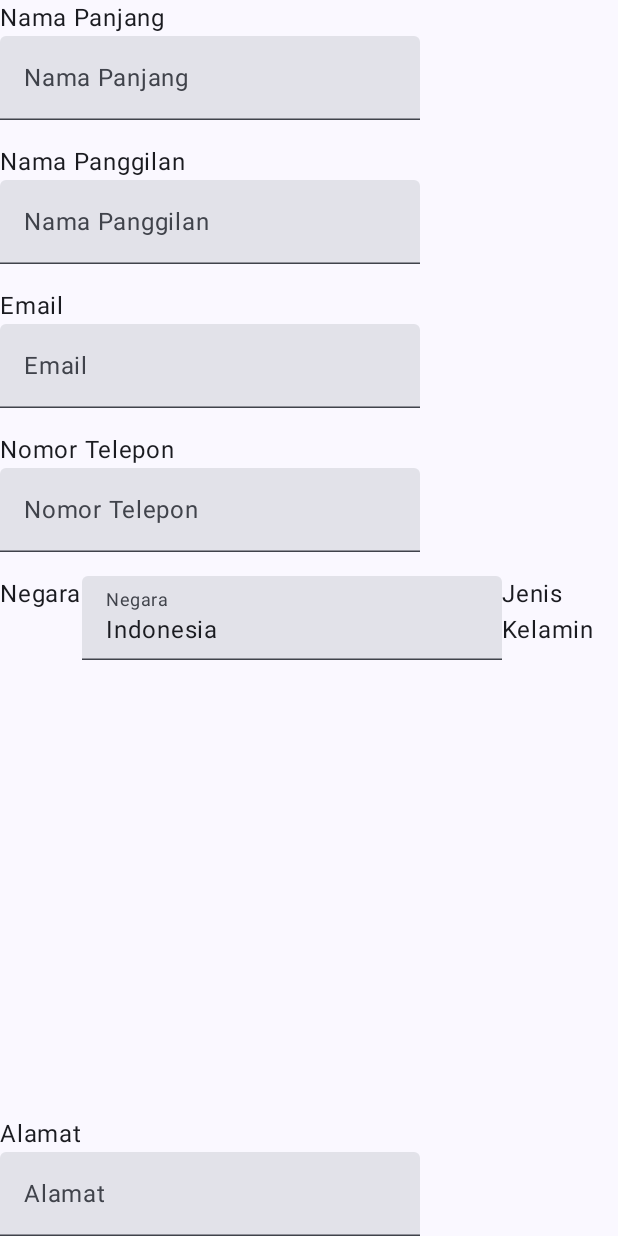
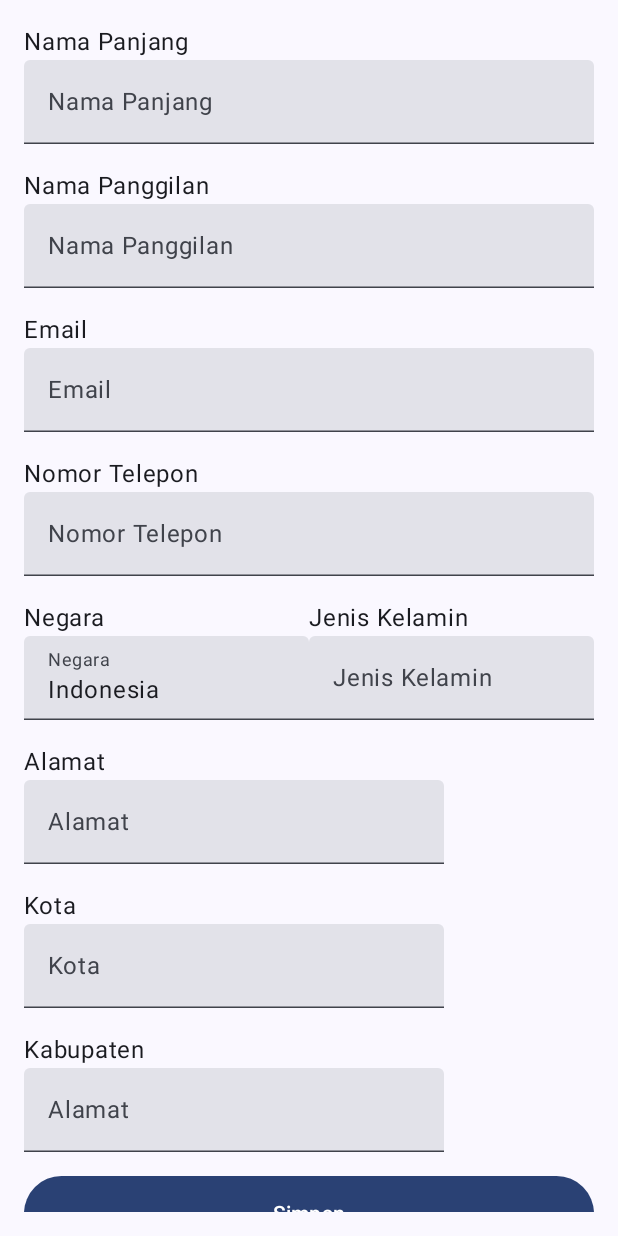
Before and after one commit to hafizhryadi/project-gsc, an Android app built with Jetpack Compose: the ProducenRegister screen opened through its navigation route, on a phone screen of 412 x 824 dp. Run offline under Robolectric (Android 15) with nearby library versions, the phone set to English and light mode, and no system bars; our stand-ins replace Dagger/Hilt's generated code, Firebase (no records; nobody signed in at launch, a user with empty details on screens opened directly).

Commit message:
Update #2.7.1 Fix ProducentRegister

```diff
--- a/app/src/main/java/com/ntz/distributor_app/ui/screens/ProducenRegister.kt
+++ b/app/src/main/java/com/ntz/distributor_app/ui/screens/ProducenRegister.kt
@@ -3,7 +3,11 @@ package com.ntz.distributor_app.ui.screens
 import androidx.compose.foundation.layout.Column
 import androidx.compose.foundation.layout.Row
 import androidx.compose.foundation.layout.Spacer
+import androidx.compose.foundation.layout.fillMaxSize
+import androidx.compose.foundation.layout.fillMaxWidth
 import androidx.compose.foundation.layout.height
+import androidx.compose.foundation.layout.padding
+import androidx.compose.foundation.lazy.LazyColumn
 import androidx.compose.material3.Button
 import androidx.compose.material3.Text
 import androidx.compose.material3.TextButton
@@ -14,30 +18,43 @@ import androidx.compose.runtime.mutableStateOf
 import androidx.compose.runtime.remember
 import androidx.compose.runtime.setValue
 import androidx.compose.ui.Modifier
+import androidx.compose.ui.platform.LocalContext
+import androidx.compose.ui.tooling.preview.Preview
 import androidx.compose.ui.unit.dp
+import androidx.lifecycle.viewmodel.compose.viewModel
 import androidx.navigation.NavController
+import com.google.firebase.auth.FirebaseAuth
+import com.ntz.distributor_app.ui.viewmodel.FirebaseRealtimeProducent
 
 @Composable
 fun ProducenViewData(
-    navController: NavController
+    navController: NavController,
+    firebaseRealtimeProducent: FirebaseRealtimeProducent = viewModel()
 ){
-    var id by remember { mutableStateOf("") }
+    var id by remember { mutableStateOf(FirebaseAuth.getInstance().currentUser?.uid ?: "") }
     var fullname by remember { mutableStateOf("") }
     var nickname by remember { mutableStateOf("") }
-    var email by remember { mutableStateOf("") }
+    var email by remember { mutableStateOf(FirebaseAuth.getInstance().currentUser?.email ?: "") }
     var phoneNumber by remember { mutableStateOf("") }
-    var country by remember { mutableStateOf("") }
+    var country by remember { mutableStateOf("Indonesia") }
     var gender by remember { mutableStateOf("") }
     var address by remember { mutableStateOf("") }
-    var password by remember { mutableStateOf("") }
+    var city by remember { mutableStateOf("") }
+    var regency by remember { mutableStateOf("") }
 
-    // in here is a for data
+    LazyColumn(
+        modifier = Modifier
+            .fillMaxSize()
+            .padding(16.dp)
+    ) {
+        item {
             Column {
                 Text("Nama Panjang")
                 TextField(
                     value = fullname,
                     onValueChange = { fullname = it },
-            label = { Text("Nama Panjang") }
+                    label = { Text("Nama Panjang") },
+                    modifier = Modifier.fillMaxWidth()
                 )
                 Spacer(modifier = Modifier.height(16.dp))
 
@@ -45,7 +62,8 @@ fun ProducenViewData(
                 TextField(
                     value = nickname,
                     onValueChange = { nickname = it },
-            label = { Text("Nama Panggilan") }
+                    label = { Text("Nama Panggilan") },
+                    modifier = Modifier.fillMaxWidth()
                 )
                 Spacer(modifier = Modifier.height(16.dp))
 
@@ -54,7 +72,8 @@ fun ProducenViewData(
                 TextField(
                     value = email,
                     onValueChange = { email = it },
-            label = { Text("Email") }
+                    label = { Text("Email") },
+                    modifier = Modifier.fillMaxWidth()
                 )
                 Spacer(modifier = Modifier.height(16.dp))
 
@@ -62,25 +81,36 @@ fun ProducenViewData(
                 TextField(
                     value = phoneNumber,
                     onValueChange = { phoneNumber = it },
-            label = { Text("Nomor Telepon") }
+                    label = { Text("Nomor Telepon") },
+                    modifier = Modifier.fillMaxWidth()
                 )
                 Spacer(modifier = Modifier.height(16.dp))
 
-        Row {
+                Row(
+                    modifier = Modifier.fillMaxWidth()
+                ) {
+                    Column(
+                        modifier = Modifier.weight(1f)
+                    ){
                         Text("Negara")
                         TextField(
-                value = "Indonesia",
-                onValueChange = { "Indonesia" },
+                            value = country,
+                            onValueChange = { country = it },
                             label = { Text("Negara") },
                             readOnly = true
                         )
+                    }
 
+                    Column(
+                        modifier = Modifier.weight(1f)
+                    ){
                         Text("Jenis Kelamin")
                         TextField(
                             value = gender,
                             onValueChange = { gender = it },
                             label = { Text("Jenis Kelamin") }
                         )
+                    }
                 }
                 Spacer(modifier = Modifier.height(16.dp))
 
@@ -93,14 +123,55 @@ fun ProducenViewData(
                 )
                 Spacer(modifier = Modifier.height(16.dp))
 
+                Text("Kota")
+                TextField(
+                    value = city,
+                    onValueChange = { city = it },
+                    label = { Text("Kota") }
+                )
+                Spacer(modifier = Modifier.height(16.dp))
+
+                Text("Kabupaten")
+                TextField(
+                    value = regency,
+                    onValueChange = { regency = it },
+                    label = { Text("Alamat") }
+                )
+                Spacer(modifier = Modifier.height(16.dp))
+
                 Button(
                     onClick = {
-                /*TODO: Place at here to store data*/
-                navController.navigate("PreferenceProducefindAgent")
-            }
+                        firebaseRealtimeProducent.setProducentData(
+                            id = id,
+                            fullname = fullname,
+                            nickname = nickname,
+                            email = email,
+                            phoneNumber = phoneNumber,
+                            country = country,
+                            gender = gender,
+                            address = address,
+                            city = city,
+                            regency = regency,
+                            product = emptyMap()
+                        )
+                        navController.navigate("ProducentMainActivity")
+                    },
+                    modifier = Modifier
+                        .fillMaxWidth()
+                        .height(50.dp)
                 ) {
                     Text("Simpan")
                 }
 
             }
         }
+    }
+}
+
+@Preview(showBackground = true, showSystemUi = true)
+@Composable
+fun ProducenRegisterPreview() {
+    ProducenViewData(
+        navController = NavController(LocalContext.current)
+    )
+}
```
Lines whose indentation alone changed are shown as unchanged.
